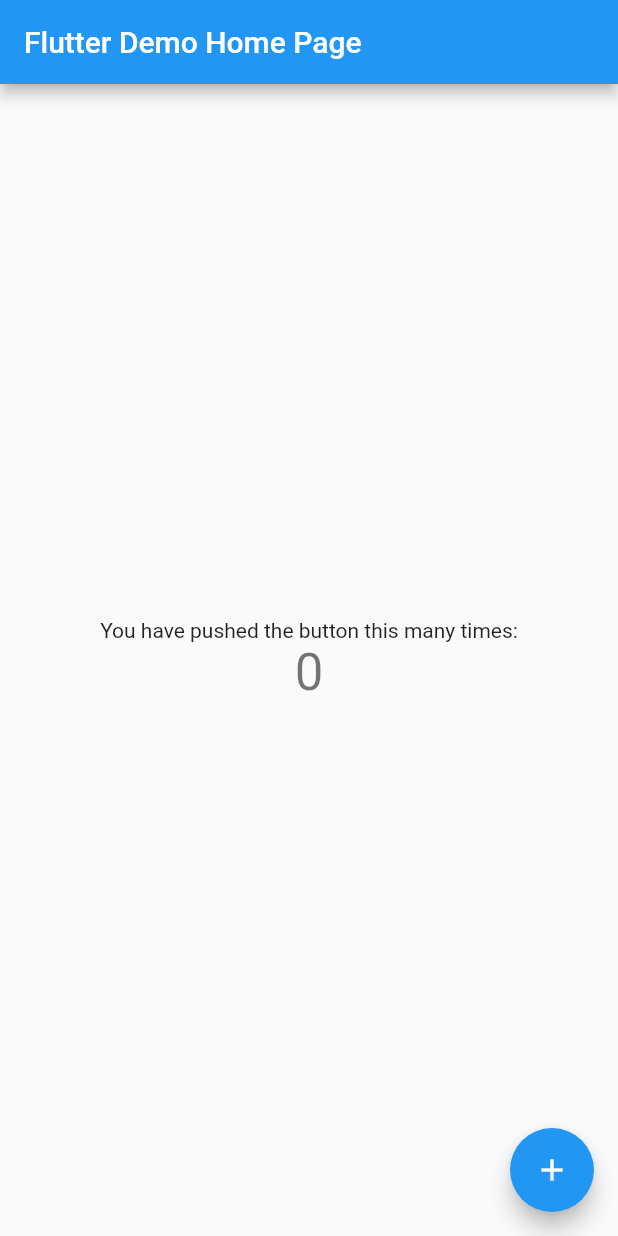
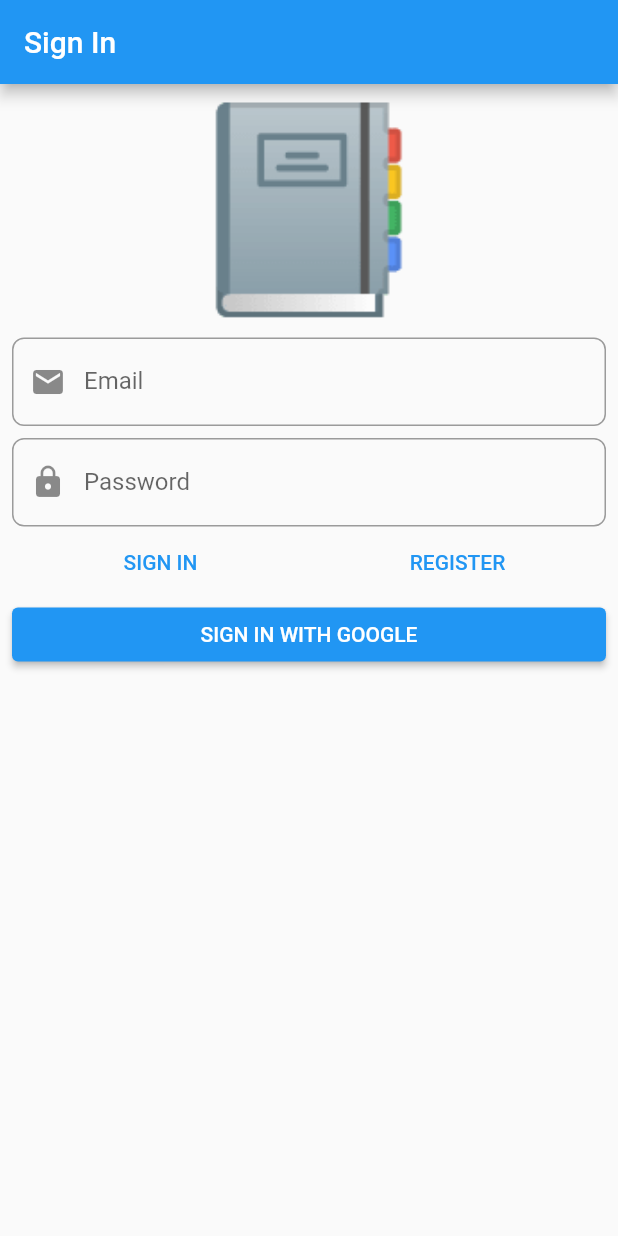
Before and after one commit to ln-sergey/ToDoAppFlutter, a Flutter app: the screen it shows after launch, on a phone screen of 412 x 824 dp. Run offline on Flutter 3.47's test engine with Material 2 defaults, Android fonts, the phone set to English and light mode, and no system bars; our stand-ins replace bloc, dartz, firebase_auth, firebase_core, flushbar, flutter_bloc and 4 more; accounts and stored records are empty; generated files the repository leaves out were written again.

Commit message:
* Add UI for sign in form * Add DI_ENV variable

```diff
--- a/lib/injection.dart
+++ b/lib/injection.dart
@@ -3,7 +3,10 @@ import 'package:injectable/injectable.dart';
 
 import 'injection.config.dart';
 
+// ignore: constant_identifier_names
+const DI_ENV = bool.fromEnvironment('dart.vm.product') ? Environment.prod : Environment.dev;
+
 final getIt = GetIt.instance;
 
 @injectableInit
-void configureDependencies(String env) => $initGetIt(getIt, environment: env);
+void configureDependencies({String env = DI_ENV}) => $initGetIt(getIt, environment: env);
--- a/lib/main.dart
+++ b/lib/main.dart
@@ -1,116 +1,15 @@
+import 'package:firebase_core/firebase_core.dart';
 import 'package:flutter/material.dart';
 import 'package:injectable/injectable.dart';
+
 import 'injection.dart';
+import 'presentation/core/app_widget.dart';
 
-void main() {
-  configureDependencies(Environment.prod);
-  runApp(MyApp());
+// ignore: avoid_void_async
+void main() async {
+  WidgetsFlutterBinding.ensureInitialized();
+  await Firebase.initializeApp();
+  configureDependencies();
+  runApp(AppWidget());
+  print(DI_ENV);
 }
-
-class MyApp extends StatelessWidget {
-  // This widget is the root of your application.
-  @override
-  Widget build(BuildContext context) {
-    return MaterialApp(
-      title: 'Flutter Demo',
-      theme: ThemeData(
-        // This is the theme of your application.
-        //
-        // Try running your application with "flutter run". You'll see the
-        // application has a blue toolbar. Then, without quitting the app, try
-        // changing the primarySwatch below to Colors.green and then invoke
-        // "hot reload" (press "r" in the console where you ran "flutter run",
-        // or simply save your changes to "hot reload" in a Flutter IDE).
-        // Notice that the counter didn't reset back to zero; the application
-        // is not restarted.
-        primarySwatch: Colors.blue,
-      ),
-      home: MyHomePage(title: 'Flutter Demo Home Page'),
-    );
-  }
-}
-
-class MyHomePage extends StatefulWidget {
-  MyHomePage({Key? key, required this.title}) : super(key: key);
-
-  // This widget is the home page of your application. It is stateful, meaning
-  // that it has a State object (defined below) that contains fields that affect
-  // how it looks.
-
-  // This class is the configuration for the state. It holds the values (in this
-  // case the title) provided by the parent (in this case the App widget) and
-  // used by the build method of the State. Fields in a Widget subclass are
-  // always marked "final".
-
-  final String title;
-
-  @override
-  _MyHomePageState createState() => _MyHomePageState();
-}
-
-class _MyHomePageState extends State<MyHomePage> {
-  int _counter = 0;
-
-  void _incrementCounter() {
-    setState(() {
-      // This call to setState tells the Flutter framework that something has
-      // changed in this State, which causes it to rerun the build method below
-      // so that the display can reflect the updated values. If we changed
-      // _counter without calling setState(), then the build method would not be
-      // called again, and so nothing would appear to happen.
-      _counter++;
-    });
-  }
-
-  @override
-  Widget build(BuildContext context) {
-    // This method is rerun every time setState is called, for instance as done
-    // by the _incrementCounter method above.
-    //
-    // The Flutter framework has been optimized to make rerunning build methods
-    // fast, so that you can just rebuild anything that needs updating rather
-    // than having to individually change instances of widgets.
-    return Scaffold(
-      appBar: AppBar(
-        // Here we take the value from the MyHomePage object that was created by
-        // the App.build method, and use it to set our appbar title.
-        title: Text(widget.title),
-      ),
-      body: Center(
-        // Center is a layout widget. It takes a single child and positions it
-        // in the middle of the parent.
-        child: Column(
-          // Column is also a layout widget. It takes a list of children and
-          // arranges them vertically. By default, it sizes itself to fit its
-          // children horizontally, and tries to be as tall as its parent.
-          //
-          // Invoke "debug painting" (press "p" in the console, choose the
-          // "Toggle Debug Paint" action from the Flutter Inspector in Android
-          // Studio, or the "Toggle Debug Paint" command in Visual Studio Code)
-          // to see the wireframe for each widget.
-          //
-          // Column has various properties to control how it sizes itself and
-          // how it positions its children. Here we use mainAxisAlignment to
-          // center the children vertically; the main axis here is the vertical
-          // axis because Columns are vertical (the cross axis would be
-          // horizontal).
-          mainAxisAlignment: MainAxisAlignment.center,
-          children: <Widget>[
-            Text(
-              'You have pushed the button this many times:',
-            ),
-            Text(
-              '$_counter',
-              style: Theme.of(context).textTheme.headline4,
-            ),
-          ],
-        ),
-      ),
-      floatingActionButton: FloatingActionButton(
-        onPressed: _incrementCounter,
-        tooltip: 'Increment',
-        child: Icon(Icons.add),
-      ), // This trailing comma makes auto-formatting nicer for build methods.
-    );
-  }
-}
--- /dev/null
+++ b/lib/presentation/core/app_widget.dart
@@ -0,0 +1,20 @@
+import 'package:flutter/material.dart';
+import 'package:todo_app_flutter/presentation/sign_in/sign_in_page.dart';
+
+class AppWidget extends StatelessWidget {
+  @override
+  Widget build(BuildContext context) {
+    return MaterialApp(
+      title: 'ToDo App',
+      debugShowCheckedModeBanner: false,
+      theme: ThemeData.light().copyWith(
+        inputDecorationTheme: InputDecorationTheme(
+          border: OutlineInputBorder(
+            borderRadius: BorderRadius.circular(8)
+          )
+        )
+      ),
+      home: SignInPage(),
+    );
+  }
+}
--- /dev/null
+++ b/lib/presentation/sign_in/sign_in_page.dart
@@ -0,0 +1,19 @@
+import 'package:flutter/material.dart';
+import 'package:flutter_bloc/flutter_bloc.dart';
+
+import '../../application/auth/sign_in_form/sign_in_form_bloc.dart';
+import '../../injection.dart';
+import 'widgets/sign_in_form.dart';
+
+class SignInPage extends StatelessWidget {
+  @override
+  Widget build(BuildContext context) {
+    return Scaffold(
+      appBar: AppBar(title: const Text('Sign In'),),
+      body: BlocProvider(
+        create: (context) => getIt.get<SignInFormBloc>(),
+        child: SignInForm(),
+      ),
+    );
+  }
+}
--- /dev/null
+++ b/lib/presentation/sign_in/widgets/sign_in_form.dart
@@ -0,0 +1,108 @@
+import 'package:flushbar/flushbar_helper.dart';
+import 'package:flutter/material.dart';
+import 'package:flutter_bloc/flutter_bloc.dart';
+import 'package:todo_app_flutter/domain/core/value_validators.dart';
+
+import '../../../application/auth/sign_in_form/sign_in_form_bloc.dart';
+
+class SignInForm extends StatelessWidget {
+  @override
+  Widget build(BuildContext context) {
+    return BlocConsumer<SignInFormBloc, SignInFormState>(
+      listener: (context, state) {
+        state.authFailureOrSuccess.fold(
+            () {},
+            (either) => either.fold(
+                (l) {
+                      FlushbarHelper.createError(
+                          message: l.map(
+                              cancelledByUser: (_) => 'Cancelled',
+                              serverError: (_) => 'Server error',
+                              emailAlreadyInUse: (_) => 'Email already in use',
+                              invalidPasswordAndEmailCombination: (_) =>
+                                  'Invalid Password and Email combination')).show(context);
+                    },
+                (_) => {
+                      // TODO: Navigate
+                    }));
+      },
+      builder: (context, state) {
+        return Form(
+            autovalidate: state.showErrorMessages,
+            child: Padding(
+              padding: const EdgeInsets.all(8),
+              child: ListView(children: [
+                const Text(
+                  '📔',
+                  style: TextStyle(fontSize: 130),
+                  textAlign: TextAlign.center,
+                ),
+                const SizedBox(
+                  height: 8,
+                ),
+                TextFormField(
+                  decoration: const InputDecoration(
+                      prefixIcon: Icon(Icons.email), labelText: 'Email'),
+                  autocorrect: false,
+                  onChanged: (value) => BlocProvider.of<SignInFormBloc>(context)
+                      .add(SignInFormEvent.emailChanged(value)),
+                  validator: (_) => BlocProvider.of<SignInFormBloc>(context)
+                      .state
+                      .emailAddress
+                      .value
+                      .fold(
+                          (l) => l.maybeMap(
+                                invalidEmail: (_) => 'Invalid Email',
+                                orElse: () => null,
+                              ),
+                          (_) => null),
+                ),
+                const SizedBox(
+                  height: 8,
+                ),
+                TextFormField(
+                  decoration: const InputDecoration(
+                      prefixIcon: Icon(Icons.lock), labelText: 'Password'),
+                  autocorrect: false,
+                  obscureText: true,
+                  onChanged: (value) => BlocProvider.of<SignInFormBloc>(context)
+                      .add(SignInFormEvent.passwordChanged(value)),
+                  validator: (_) => BlocProvider.of<SignInFormBloc>(context)
+                      .state
+                      .password
+                      .value
+                      .fold(
+                          (l) => l.maybeMap(
+                                shortPassword: (_) => 'Short Password',
+                                orElse: () => null,
+                              ),
+                          (_) => null),
+                ),
+                Row(
+                  children: [
+                    Expanded(
+                        child: TextButton(
+                            onPressed: () =>
+                                BlocProvider.of<SignInFormBloc>(context).add(
+                                    const SignInFormEvent
+                                        .signInWithEmailAndPasswordPressed()),
+                            child: const Text('SIGN IN'))),
+                    Expanded(
+                        child: TextButton(
+                            onPressed: () =>
+                                BlocProvider.of<SignInFormBloc>(context).add(
+                                    const SignInFormEvent
+                                        .registerWithEmailAndPasswordPressed()),
+                            child: const Text('REGISTER'))),
+                  ],
+                ),
+                ElevatedButton(
+                    onPressed: () => BlocProvider.of<SignInFormBloc>(context)
+                        .add(const SignInFormEvent.signInWithGooglePressed()),
+                    child: const Text('SIGN IN WITH GOOGLE')),
+              ]),
+            ));
+      },
+    );
+  }
+}
```
